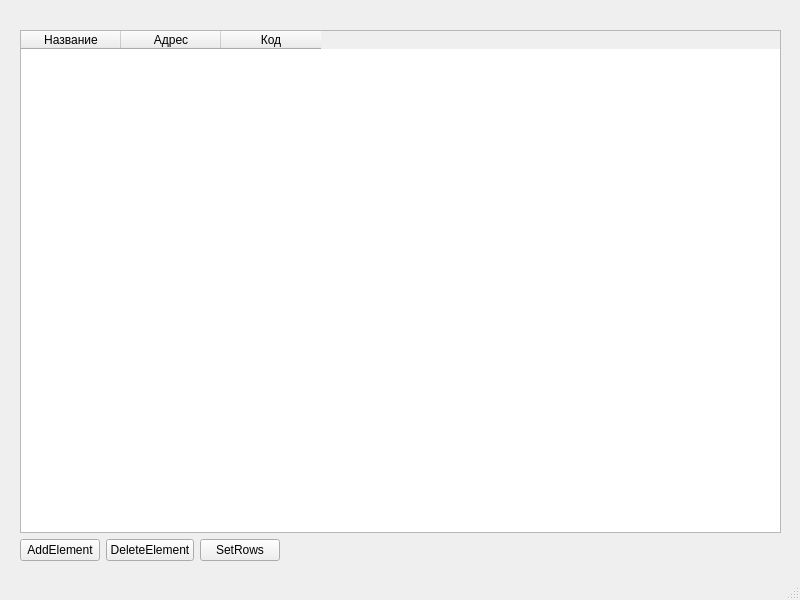
Qt form Lab2/mainwindow.ui (hieorhii/edu-practice) before a commit.
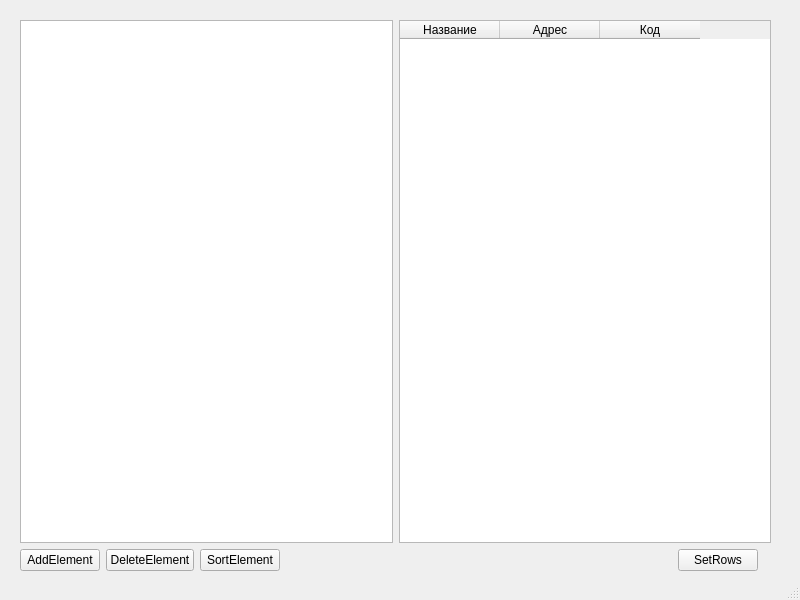
The same form after that commit.

The edit to the form file:
```diff
--- a/Lab2/mainwindow.ui
+++ b/Lab2/mainwindow.ui
@@ -14,17 +14,22 @@
    <string>MainWindow</string>
   </property>
   <widget class="QWidget" name="centralwidget">
-   <widget class="QWidget" name="">
+   <widget class="QWidget" name="layoutWidget">
     <property name="geometry">
      <rect>
       <x>20</x>
-      <y>30</y>
-      <width>761</width>
-      <height>531</height>
+      <y>20</y>
+      <width>751</width>
+      <height>551</height>
      </rect>
     </property>
     <layout class="QVBoxLayout" name="verticalLayout">
      <item>
+      <layout class="QHBoxLayout" name="horizontalLayout_2">
+       <item>
+        <widget class="QListWidget" name="listWidget"/>
+       </item>
+       <item>
       <widget class="QTableWidget" name="tableWidget">
        <property name="sizePolicy">
         <sizepolicy hsizetype="Expanding" vsizetype="Expanding">
@@ -49,6 +54,8 @@
        </column>
       </widget>
      </item>
+      </layout>
+     </item>
      <item>
       <layout class="QHBoxLayout" name="horizontalLayout">
        <item>
@@ -66,9 +73,9 @@
         </widget>
        </item>
        <item>
-        <widget class="QPushButton" name="pushButton_3">
+        <widget class="QPushButton" name="pushButton_4">
          <property name="text">
-          <string>SetRows</string>
+          <string>SortElement</string>
          </property>
         </widget>
        </item>
@@ -85,6 +92,13 @@
          </property>
         </spacer>
        </item>
+       <item>
+        <widget class="QPushButton" name="pushButton_3">
+         <property name="text">
+          <string>SetRows</string>
+         </property>
+        </widget>
+       </item>
        <item>
         <widget class="QLabel" name="label">
          <property name="text">
```
Left out of the diff: 3 changed lines with no effect on the pictures. Lines whose indentation alone changed are shown as unchanged.
